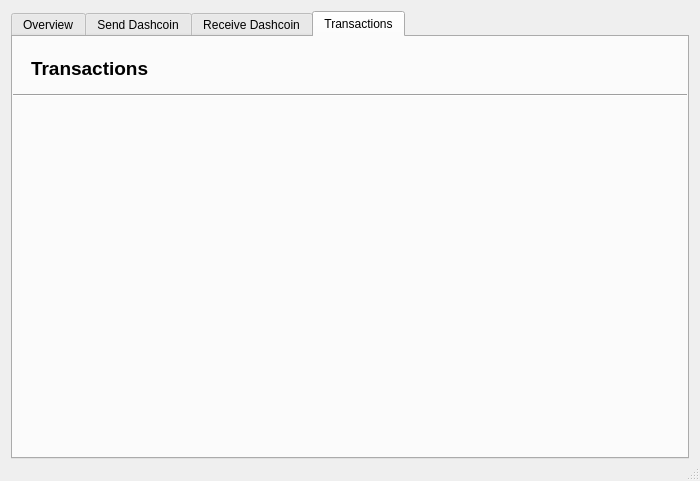
First picture: the form in dashcoinwallet.ui, repository pwstegman/DashcoinWalletGUI, before the edit.
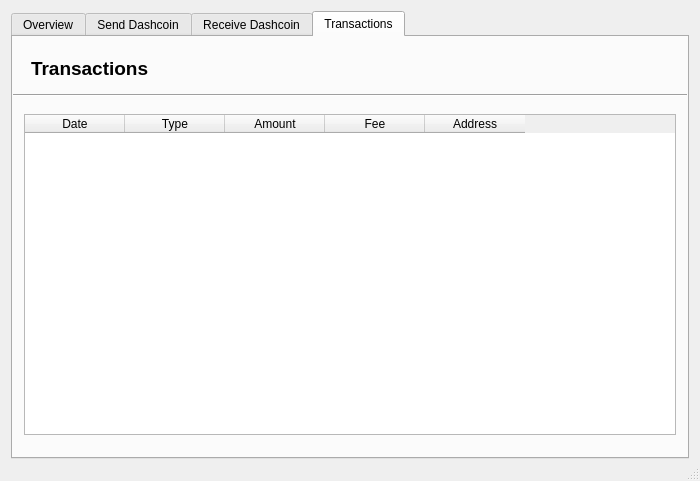
Second picture: the form after the edit. The open tabs and pages were chosen to show the change.

Commit message: Added transactions table

```diff
--- a/dashcoinwallet.ui
+++ b/dashcoinwallet.ui
@@ -582,7 +582,45 @@
             </widget>
            </item>
            <item>
-            <widget class="QWidget" name="widget_9" native="true"/>
+            <widget class="QWidget" name="widget_9" native="true">
+             <layout class="QHBoxLayout" name="horizontalLayout_2">
+              <item>
+               <widget class="QTableWidget" name="tableWidget">
+                <property name="frameShadow">
+                 <enum>QFrame::Sunken</enum>
+                </property>
+                <property name="columnCount">
+                 <number>5</number>
+                </property>
+                <column>
+                 <property name="text">
+                  <string>Date</string>
+                 </property>
+                </column>
+                <column>
+                 <property name="text">
+                  <string>Type</string>
+                 </property>
+                </column>
+                <column>
+                 <property name="text">
+                  <string>Amount</string>
+                 </property>
+                </column>
+                <column>
+                 <property name="text">
+                  <string>Fee</string>
+                 </property>
+                </column>
+                <column>
+                 <property name="text">
+                  <string>Address</string>
+                 </property>
+                </column>
+               </widget>
+              </item>
+             </layout>
+            </widget>
            </item>
           </layout>
          </widget>
```
Left out of the diff: 2 changed lines with no effect on the pictures.
